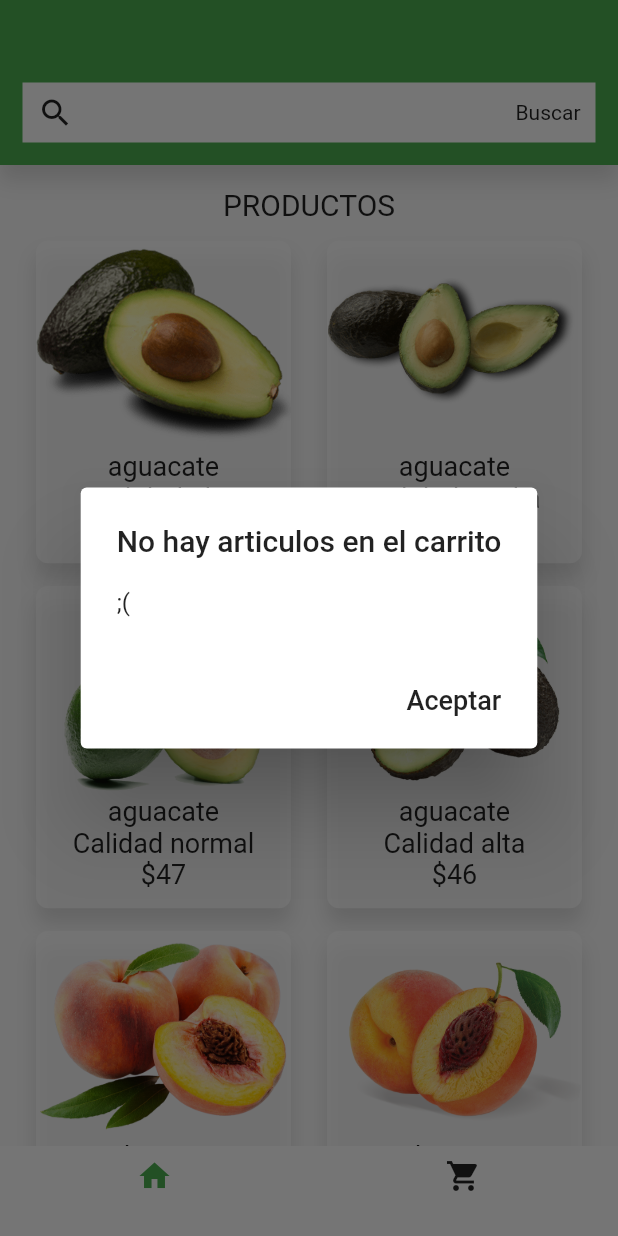
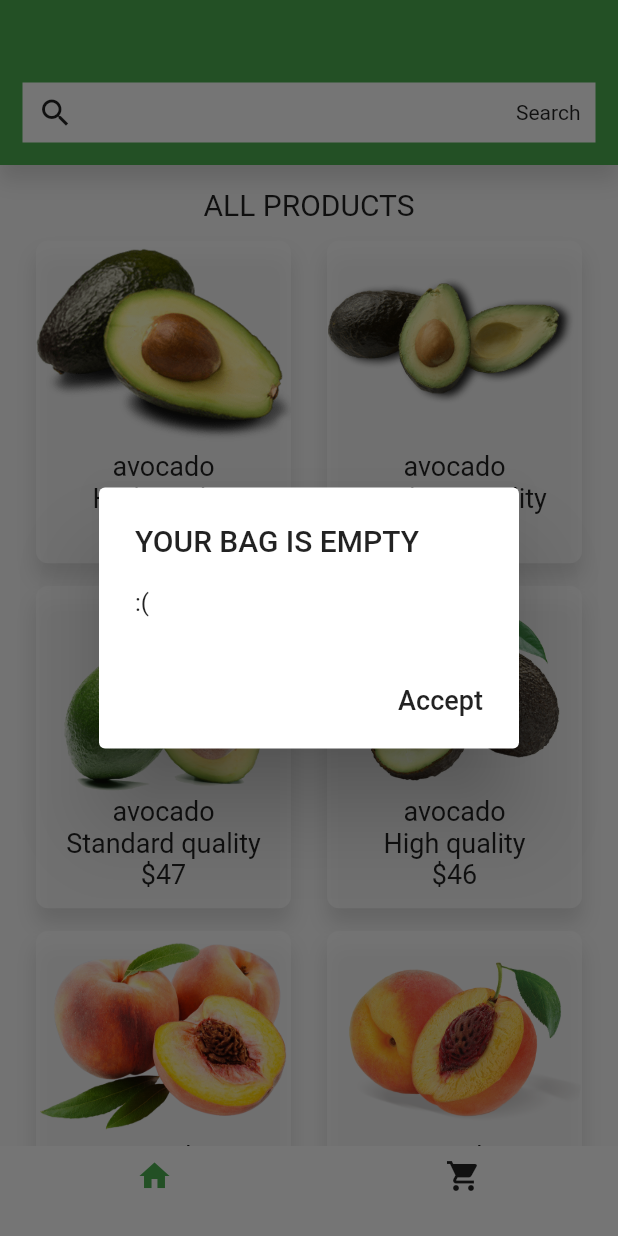
Before and after one commit to jorgemod/camci, a Flutter app: the Principal screen opened by its route, after a tap on the "shopping cart" icon, on a phone screen of 412 x 824 dp. Run offline on Flutter 3.47's test engine with Material 2 defaults, Android fonts, the phone set to English and light mode, and no system bars; our stand-ins replace flare_flutter.

Commit message:
version en ingles con nuevo logo

```diff
--- a/camci/lib/autenticacion/principal.dart
+++ b/camci/lib/autenticacion/principal.dart
@@ -41,14 +41,14 @@ Widget inicio(BuildContext context){
           children: <Widget>[
             logo(),
             FlatButton(
-              child: Text("Iniciar Sesión"),
+              child: Text("Sign in"),
               onPressed: (){
                 Navigator.pushReplacementNamed(context, "/singin");
                 },
               color: Colors.amberAccent,
             ),
             FlatButton(
-              child: Text("Registrarse"),
+              child: Text("Sing up"),
               onPressed: (){
                 Navigator.pushReplacementNamed(context, "/singup");
               },
@@ -65,8 +65,8 @@ Widget inicio(BuildContext context){
 }
 
 Widget logo() {
-  var assetsImage = new AssetImage('imagenes/logo.png');
-  var image = new Image(image: assetsImage,width: 80.0,height: 80.0,);
+  var assetsImage = new AssetImage('imagenes/newlogo.png');
+  var image = new Image(image: assetsImage,width: 170.0,height: 170.0,);
   return Container(
       child: Center(
         child: image,
--- a/camci/lib/autenticacion/singin.dart
+++ b/camci/lib/autenticacion/singin.dart
@@ -15,8 +15,8 @@ class Signin extends StatelessWidget{
 
   }
   Widget logo() {
-    var assetsImage = new AssetImage('imagenes/logo.png');
-    var image = new Image(image: assetsImage,width: 80.0,height: 80.0,);
+    var assetsImage = new AssetImage('imagenes/newlogo.png');
+    var image = new Image(image: assetsImage,width: 170.0,height: 170.0,);
     return Container(
         child: Center(
           child: image,
@@ -47,7 +47,7 @@ class Signin extends StatelessWidget{
         child: Row(
           mainAxisAlignment: MainAxisAlignment.spaceEvenly,
           children: <Widget>[
-            Text("Iniciar con "+ str),
+            Text("Start with "+ str),
             Image(image: img,)
           ],
         ),
@@ -88,18 +88,18 @@ class Signin extends StatelessWidget{
             children: <Widget>[
               logo(),
               FlatButton(
-                child: Text("CAMCI"),
+                child: Text("Galene Company"),
                 color: Colors.white,
               ),
               TextField(
                 decoration: InputDecoration(hintText: "Email"),
               ),
               TextField(
-                decoration: InputDecoration(hintText: "Contraseña"),
+                decoration: InputDecoration(hintText: "Password"),
                 obscureText: true,
               ),
               FlatButton(
-                child: Text("Iniciar Sesión"),
+                child: Text("Sign in"),
                 color:Colors.amberAccent,
                 onPressed: (){
                   Navigator.pushReplacementNamed(context, "/main");
--- a/camci/lib/autenticacion/singup.dart
+++ b/camci/lib/autenticacion/singup.dart
@@ -15,23 +15,23 @@ class Singup extends StatelessWidget {
         children: <Widget>[
           logo(),
           TextField(
-            decoration: InputDecoration(hintText: "nombre"),
+            decoration: InputDecoration(hintText: "Name"),
           ),
           TextField(
-            decoration: InputDecoration(hintText: "Correo"),
+            decoration: InputDecoration(hintText: "E-mail"),
           ),
           TextField(
-            decoration: InputDecoration(hintText: "Número de celular"),
+            decoration: InputDecoration(hintText: "Phone number"),
           ),
           TextField(
-            decoration: InputDecoration(hintText: "Dirección"),
+            decoration: InputDecoration(hintText: "Address"),
           ),
           SizedBox(
             height: 70,
           ),
 
           CheckboxListTile(
-            title: Text("¿Acepta terminos y condiciones?"),
+            title: Text("Do you accept terms and conditions?"),
             value: true,
 
             onChanged: (bool val) {},
@@ -39,7 +39,7 @@ class Singup extends StatelessWidget {
           ),
 
           FlatButton(
-            child: Text("Registrarse"),
+            child: Text("Send"),
             color: Colors.amberAccent,
             onPressed: () {
               Navigator.pushReplacementNamed(context, "/principal");
@@ -52,8 +52,8 @@ class Singup extends StatelessWidget {
   }
 
   Widget logo() {
-    var assetsImage = new AssetImage('imagenes/logo.png');
-    var image = new Image(image: assetsImage,width: 80.0,height: 80.0,);
+    var assetsImage = new AssetImage('imagenes/newlogo.png');
+    var image = new Image(image: assetsImage,width: 170.0,height: 170.0,);
     return Container(
         child: Center(
           child: image,
--- a/camci/lib/main.dart
+++ b/camci/lib/main.dart
@@ -11,7 +11,7 @@ class MyApp extends StatelessWidget {
   @override
   Widget build(BuildContext context) {
     return MaterialApp(
-      title: 'Camci',
+      title: 'Galene Company',
       debugShowCheckedModeBanner: false,
       theme: ThemeData(
 
--- a/camci/lib/main/cart.dart
+++ b/camci/lib/main/cart.dart
@@ -10,55 +10,55 @@ class Cart extends StatelessWidget {
   Cart(this.seleccionados);
 
   var precios = [
-    "aguacate\nCalidad alta\n\$45",
-    "aguacate\nCalidad media\n\$40",
-    "aguacate\nCalidad normal\n\$47",
-    "aguacate\nCalidad alta\n\$46",
-    "durazno\nCalidad normal\n\$40",
-    "durazno\nCalidad alta\n\$35",
-    "durazno\nCalidad media\n\$45",
-    "durazno\nCalidad media\n\$44",
-    "durazno\nCalidad alta\n\$44.5",
-    "fresa\nCalidad alta\n\$90",
-    "fresa\nCalidad media\n\$85",
-    "fresa\nCalidad media\n\$80",
-    "fresa\nCalidad alta\n\$95",
-    "fresa\nCalidad alta\n\$88",
-    "jitomate\nCalidad media\n\$12",
-    "jitomate\nCalidad normal\n\$15",
-    "lechuga\nCalidad normal\n\$15",
-    "lechuga\nCalidad alta\n\$13",
-    "lechuga\nCalidad media\n\$18",
-    "lechuga\nCalidad alta\n\$18",
-    "limon\nCalidad normal\n\$20",
-    "limon\nCalidad normal\n\$15",
-    "limon\nCalidad alta\n\$18",
-    "limon\nCalidad media\n\$14",
-    "manzana\nCalidad alta\n\$40",
-    "manzana\nCalidad normal\n\$45",
-    "manzana\nCalidad media\n\$30",
-    "manzana\nCalidad alta\n\$38",
-    "naranjas\nCalidad media\n\$10",
-    "naranjas\nCalidad normal\n\$12",
-    "naranjas\nCalidad media\n\$15",
-    "papa\nCalidad alta\n\$15",
-    "papa\nCalidad alta\n\$10",
-    "pepino\nCalidad media\n\$15",
-    "pepino\nCalidad normal\n\$18",
-    "pepino\nCalidad alta\n\$20",
-    "pimiento\nCalidad alta\n\$45",
-    "pimiento\nCalidad media\n\$40",
-    "pimiento\nCalidad normal\n\$43",
-    "platanos\nCalidad alta\n\$12",
-    "platanos\nCalidad alta\n\$15",
-    "platanos\nCalidad media\n\$17",
-    "platanos\nCalidad normal\n\$16",
-    "tomate\nCalidad alta\n\$9",
-    "tomate\nCalidad media\n\$10",
-    "zanahorias\nCalidad normal\n\$10",
-    "zanahorias\nCalidad alta\n\$12",
-    "zanahorias\nCalidad media\n\$15",
-    "zanahorias\nCalidad normal\n\$13",
+    "avocado\nHigh quality\n\$45",
+    "avocado\nmedium quality\n\$40",
+    "avocado\nStandard quality\n\$47",
+    "avocado\nHigh quality\n\$46",
+    "peach\nStandard quality\n\$40",
+    "peach\nHigh quality\n\$35",
+    "peach\nmedium quality\n\$45",
+    "peach\nmedium quality\n\$44",
+    "peach\nHigh quality\n\$44.5",
+    "Strawberry\nHigh quality\n\$90",
+    "Strawberry\nmedium quality\n\$85",
+    "Strawberry\nmedium quality\n\$80",
+    "Strawberry\nHigh quality\n\$95",
+    "Strawberry\nHigh quality\n\$88",
+    "tomato\nmedium quality\n\$12",
+    "tomato\nStandard quality\n\$15",
+    "lettuce\nStandard quality\n\$15",
+    "lettuce\nHigh quality\n\$13",
+    "lettuce\nmedium quality\n\$18",
+    "lettuce\nHigh quality\n\$18",
+    "lemon\nStandard quality\n\$20",
+    "lemon\nStandard quality\n\$15",
+    "lemon\nHigh quality\n\$18",
+    "lemon\nmedium quality\n\$14",
+    "Apple\nHigh quality\n\$40",
+    "Apple\nStandard quality\n\$45",
+    "Apple\nmedium quality\n\$30",
+    "Apple\nHigh quality\n\$38",
+    "orange\nmedium quality\n\$10",
+    "orange\nStandard quality\n\$12",
+    "orange\nmedium quality\n\$15",
+    "potato\nHigh quality\n\$15",
+    "potato\nHigh quality\n\$10",
+    "cucumber\nmedium quality\n\$15",
+    "cucumber\nStandard quality\n\$18",
+    "cucumber\nHigh quality\n\$20",
+    "pepper\nHigh quality\n\$45",
+    "pepper\nmedium quality\n\$40",
+    "pepper\nStandard quality\n\$43",
+    "bananas\nHigh quality\n\$12",
+    "bananas\nHigh quality\n\$15",
+    "bananas\nmedium quality\n\$17",
+    "bananas\nStandard quality\n\$16",
+    "green tomato\nHigh quality\n\$9",
+    "green tomato\nmedium quality\n\$10",
+    "carrot\nStandard quality\n\$10",
+    "carrot\nHigh quality\n\$12",
+    "carrot\nmedium quality\n\$15",
+    "carrot\nStandard quality\n\$13",
   ];
 
   var imagenes = [
@@ -176,7 +176,7 @@ class Cart extends StatelessWidget {
         crossAxisAlignment: CrossAxisAlignment.center,
         mainAxisAlignment: MainAxisAlignment.center,
         children: <Widget>[
-          Text("Carrito vacio")
+          Text("Shopping Cart is Empty")
         ],
       ),
       height: double.maxFinite,
@@ -211,7 +211,7 @@ class Cart extends StatelessWidget {
             height: 80,
             padding: EdgeInsets.only(bottom: 20),
             child: Center(
-              child: Text("Pagar", style: TextStyle(fontSize: 25, fontWeight: FontWeight.bold, color: Colors.white), ),
+              child: Text("Pay", style: TextStyle(fontSize: 25, fontWeight: FontWeight.bold, color: Colors.white), ),
             ),
           ),
           onTap: () {
@@ -229,12 +229,12 @@ class Cart extends StatelessWidget {
       builder: (BuildContext context) {
         // return object of type Dialog
         return AlertDialog(
-          title: new Text("Total a pagar:"),
+          title: new Text("Total price:"),
           content: new Text("\$"+ suma.toString()),
           actions: <Widget>[
             // usually buttons at the bottom of the dialog
             new FlatButton(
-              child: new Text("Pagar", style: TextStyle(fontSize: 18),),
+              child: new Text("Pay", style: TextStyle(fontSize: 18),),
               onPressed: () {
                 Navigator.push(
                   context,
@@ -244,7 +244,7 @@ class Cart extends StatelessWidget {
               },
             ),
             new FlatButton(
-              child: new Text("Cancelar", style: TextStyle(fontSize: 18),),
+              child: new Text("cancel", style: TextStyle(fontSize: 18),),
               onPressed: () {
                 seleccionados = [];
 //                Navigator.of(context).pop();
@@ -276,14 +276,14 @@ class Cart extends StatelessWidget {
     if (seleccionados.isNotEmpty) {
       return Scaffold(
         appBar: AppBar(
-          title: Text("Carrito"),
+          title: Text("YOUR BAG"),
         ),
         body: lleno(context),
       );
     } else {
       return Scaffold(
         appBar: AppBar(
-          title: Text("Pagado"),
+          title: Text("paid out"),
         ),
         body: vacio(),
       );
--- a/camci/lib/main/pasarela.dart
+++ b/camci/lib/main/pasarela.dart
@@ -54,9 +54,9 @@ class Pago extends StatelessWidget {
         mainAxisAlignment: MainAxisAlignment.center,
         crossAxisAlignment: CrossAxisAlignment.center,
         children: <Widget>[
-          method("Efectivo", ef),
+          method("cash", ef),
           method("PayPal", pp),
-          method("Tarjeta", cc),
+          method("Card", cc),
         ],
       ),
     );
@@ -66,7 +66,7 @@ class Pago extends StatelessWidget {
   Widget build(BuildContext context) {
     return Scaffold(
       appBar: AppBar(
-        title: Text("Pago"),
+        title: Text("PAYMENT METHOD"),
       ),
       body: body(context),
     );
--- a/camci/lib/main/principal.dart
+++ b/camci/lib/main/principal.dart
@@ -5,55 +5,55 @@ class Principal extends StatelessWidget {
   var seleccionados = [];
 
   var precios = [
-    "aguacate\nCalidad alta\n\$45",
-    "aguacate\nCalidad media\n\$40",
-    "aguacate\nCalidad normal\n\$47",
-    "aguacate\nCalidad alta\n\$46",
-    "durazno\nCalidad normal\n\$40",
-    "durazno\nCalidad alta\n\$35",
-    "durazno\nCalidad media\n\$45",
-    "durazno\nCalidad media\n\$44",
-    "durazno\nCalidad alta\n\$44.5",
-    "fresa\nCalidad alta\n\$90",
-    "fresa\nCalidad media\n\$85",
-    "fresa\nCalidad media\n\$80",
-    "fresa\nCalidad alta\n\$95",
-    "fresa\nCalidad alta\n\$88",
-    "jitomate\nCalidad media\n\$12",
-    "jitomate\nCalidad normal\n\$15",
-    "lechuga\nCalidad normal\n\$15",
-    "lechuga\nCalidad alta\n\$13",
-    "lechuga\nCalidad media\n\$18",
-    "lechuga\nCalidad alta\n\$18",
-    "limon\nCalidad normal\n\$20",
-    "limon\nCalidad normal\n\$15",
-    "limon\nCalidad alta\n\$18",
-    "limon\nCalidad media\n\$14",
-    "manzana\nCalidad alta\n\$40",
-    "manzana\nCalidad normal\n\$45",
-    "manzana\nCalidad media\n\$30",
-    "manzana\nCalidad alta\n\$38",
-    "naranjas\nCalidad media\n\$10",
-    "naranjas\nCalidad normal\n\$12",
-    "naranjas\nCalidad media\n\$15",
-    "papa\nCalidad alta\n\$15",
-    "papa\nCalidad alta\n\$10",
-    "pepino\nCalidad media\n\$15",
-    "pepino\nCalidad normal\n\$18",
-    "pepino\nCalidad alta\n\$20",
-    "pimiento\nCalidad alta\n\$45",
-    "pimiento\nCalidad media\n\$40",
-    "pimiento\nCalidad normal\n\$43",
-    "platanos\nCalidad alta\n\$12",
-    "platanos\nCalidad alta\n\$15",
-    "platanos\nCalidad media\n\$17",
-    "platanos\nCalidad normal\n\$16",
-    "tomate\nCalidad alta\n\$9",
-    "tomate\nCalidad media\n\$10",
-    "zanahorias\nCalidad normal\n\$10",
-    "zanahorias\nCalidad alta\n\$12",
-    "zanahorias\nCalidad media\n\$15",
-    "zanahorias\nCalidad normal\n\$13",
+    "avocado\nHigh quality\n\$45",
+    "avocado\nmedium quality\n\$40",
+    "avocado\nStandard quality\n\$47",
+    "avocado\nHigh quality\n\$46",
+    "peach\nStandard quality\n\$40",
+    "peach\nHigh quality\n\$35",
+    "peach\nmedium quality\n\$45",
+    "peach\nmedium quality\n\$44",
+    "peach\nHigh quality\n\$44.5",
+    "Strawberry\nHigh quality\n\$90",
+    "Strawberry\nmedium quality\n\$85",
+    "Strawberry\nmedium quality\n\$80",
+    "Strawberry\nHigh quality\n\$95",
+    "Strawberry\nHigh quality\n\$88",
+    "tomato\nmedium quality\n\$12",
+    "tomato\nStandard quality\n\$15",
+    "lettuce\nStandard quality\n\$15",
+    "lettuce\nHigh quality\n\$13",
+    "lettuce\nmedium quality\n\$18",
+    "lettuce\nHigh quality\n\$18",
+    "lemon\nStandard quality\n\$20",
+    "lemon\nStandard quality\n\$15",
+    "lemon\nHigh quality\n\$18",
+    "lemon\nmedium quality\n\$14",
+    "Apple\nHigh quality\n\$40",
+    "Apple\nStandard quality\n\$45",
+    "Apple\nmedium quality\n\$30",
+    "Apple\nHigh quality\n\$38",
+    "orange\nmedium quality\n\$10",
+    "orange\nStandard quality\n\$12",
+    "orange\nmedium quality\n\$15",
+    "potato\nHigh quality\n\$15",
+    "potato\nHigh quality\n\$10",
+    "cucumber\nmedium quality\n\$15",
+    "cucumber\nStandard quality\n\$18",
+    "cucumber\nHigh quality\n\$20",
+    "pepper\nHigh quality\n\$45",
+    "pepper\nmedium quality\n\$40",
+    "pepper\nStandard quality\n\$43",
+    "bananas\nHigh quality\n\$12",
+    "bananas\nHigh quality\n\$15",
+    "bananas\nmedium quality\n\$17",
+    "bananas\nStandard quality\n\$16",
+    "green tomato\nHigh quality\n\$9",
+    "green tomato\nmedium quality\n\$10",
+    "carrot\nStandard quality\n\$10",
+    "carrot\nHigh quality\n\$12",
+    "carrot\nmedium quality\n\$15",
+    "carrot\nStandard quality\n\$13",
   ];
 
   var imagenes = [
@@ -215,13 +215,13 @@ class Principal extends StatelessWidget {
       builder: (BuildContext context) {
         // return object of type Dialog
         return AlertDialog(
-          title: new Text("No hay articulos en el carrito"),
-          content: new Text(";("),
+          title: new Text("YOUR BAG IS EMPTY"),
+          content: new Text(":("),
           actions: <Widget>[
             // usually buttons at the bottom of the dialog
             new FlatButton(
               child: new Text(
-                "Aceptar",
+                "Accept",
                 style: TextStyle(fontSize: 18),
               ),
               onPressed: () {
@@ -245,7 +245,7 @@ class Principal extends StatelessWidget {
             mainAxisAlignment: MainAxisAlignment.spaceBetween,
             children: <Widget>[
               Icon(Icons.search),
-              Text("Buscar"),
+              Text("Search"),
             ],
           ),
           margin: EdgeInsets.only(top: 55, bottom: 15, left: 15, right: 15),
@@ -271,7 +271,7 @@ class Principal extends StatelessWidget {
             height: 15,
           ),
           Text(
-            "PRODUCTOS",
+            "ALL PRODUCTS",
             style: TextStyle(fontSize: 20),
           ),
           SizedBox(
```
Also changed, not shown: camci/imagenes/newlogo.png (added), camci/pubspec.lock, 8 other files.
